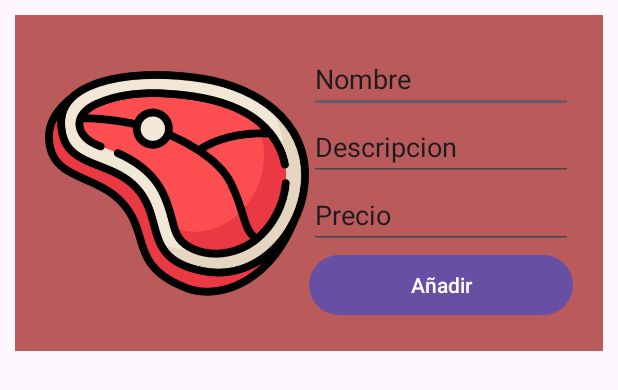
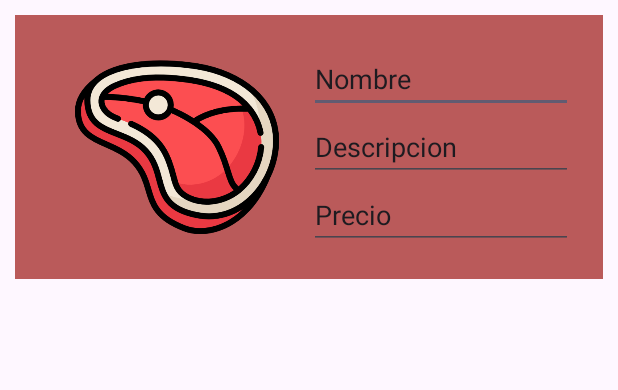
Before and after one commit to alvarohv2021/AppTienda, an Android app: the layout upload_product_dialog.xml on its own in the app's theme, with its tools: preview values and no code run, on a phone screen of 412 x 824 dp. Shown: the top 390 px of the screen. Run offline under Robolectric (Android 15) with nearby library versions, the phone set to English and light mode, and no system bars.

```diff
--- a/app/src/main/java/com/example/apptienda/MainActivity.java
+++ b/app/src/main/java/com/example/apptienda/MainActivity.java
@@ -43,6 +43,7 @@ public class MainActivity extends AppCompatActivity implements añadirProductos,
 
         //-------------------------Ahora peta esto-------------------------
         añadirProductoAlRecyclerView.setOnClickListener(view -> {
+
             AddProductDialog addProductDialog = new AddProductDialog();
             addProductDialog.show(getSupportFragmentManager(), "");
 
--- a/app/src/main/res/layout/upload_product_dialog.xml
+++ b/app/src/main/res/layout/upload_product_dialog.xml
@@ -18,7 +18,7 @@
         app:layout_constraintTop_toTopOf="parent">
 
         <ImageView
-            android:id="@+id/imageView2"
+            android:id="@+id/imagenUploadProduct"
             android:layout_width="wrap_content"
             android:layout_height="match_parent"
             android:layout_weight="1"
@@ -53,12 +53,6 @@
                 android:inputType="text"
                 android:text="Precio" />
 
-            <Button
-                android:id="@+id/añadirProducto"
-                android:layout_width="match_parent"
-                android:layout_height="wrap_content"
-                android:text="Añadir"
-                tools:ignore="NestedWeights" />
         </LinearLayout>
 
     </LinearLayout>
```
Also changed, not shown: app/src/main/java/com/example/apptienda/AddProductDialog.java (+8 -3 lines).
